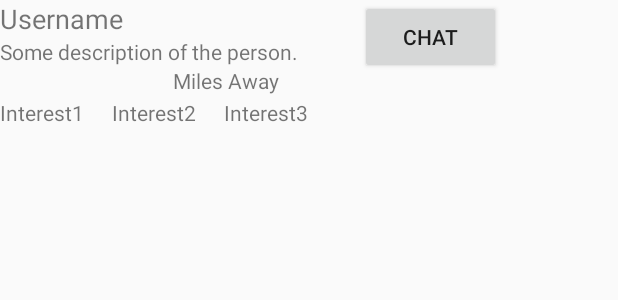
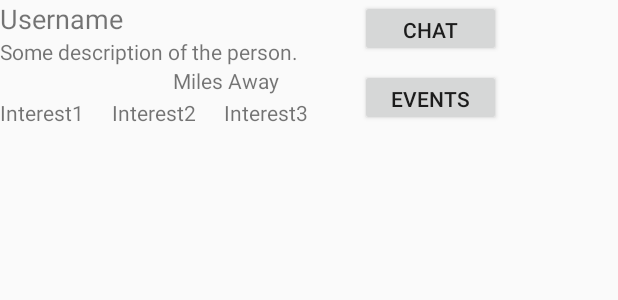
Before and after one commit to justynth/Friend_Builder, an Android app: the layout nearbyuserlist.xml on its own in the app's theme, with its tools: preview values and no code run, on a phone screen of 412 x 824 dp. Shown: the top 300 px of the screen. Run offline under Robolectric (Android 15) with nearby library versions, the phone set to English and light mode, and no system bars.

Commit message:
Final Alpha

```diff
--- a/FriendBuilder/app/src/main/java/com/cse442/friend_builder/LoginActivity.java
+++ b/FriendBuilder/app/src/main/java/com/cse442/friend_builder/LoginActivity.java
@@ -301,7 +301,8 @@ public class LoginActivity extends AppCompatActivity {
                             .createSignInIntentBuilder()
                             .setIsSmartLockEnabled(false)
                             .setAvailableProviders(Arrays.asList(
-                                    new AuthUI.IdpConfig.EmailBuilder().build()
+                                    //new AuthUI.IdpConfig.EmailBuilder().build()
+                                    new AuthUI.IdpConfig.GoogleBuilder().build()
                             ))
                             .build(), 1);
                     //unAuthToggle = !unAuthToggle;
@@ -429,6 +430,8 @@ public class LoginActivity extends AppCompatActivity {
 
                 intent.putExtra("user", bundle);
                 bundle.putString("name", currentUser.getName());
+                bundle.putString("user", email);
+                bundle.putBoolean("current", true);
 
                 startActivity(intent);
                 finish();
--- a/FriendBuilder/app/src/main/java/com/cse442/friend_builder/model/Current.java
+++ b/FriendBuilder/app/src/main/java/com/cse442/friend_builder/model/Current.java
@@ -8,8 +8,8 @@ public class Current extends User {
         email = _email;
         name = _name;
         description = _description;
-        lat = _lat;
-        lon = _lon;
+        latitude = _lat;
+        longitude = _lon;
     }
     public Current() {}
 }
--- a/FriendBuilder/app/src/main/res/layout/event_details.xml
+++ b/FriendBuilder/app/src/main/res/layout/event_details.xml
@@ -53,6 +53,11 @@
         android:layout_height="wrap_content"
         android:text="TextView" />
 
+    <Button
+        android:id="@+id/end"
+        android:layout_width="match_parent"
+        android:layout_height="wrap_content"
+        android:text="end event" />
 
 
 </LinearLayout>
--- a/FriendBuilder/app/src/main/res/layout/nearbyuserlist.xml
+++ b/FriendBuilder/app/src/main/res/layout/nearbyuserlist.xml
@@ -81,9 +81,19 @@
     <Button
         android:id="@+id/button2"
         android:layout_width="94dp"
-        android:layout_height="49dp"
+        android:layout_height="38dp"
         android:layout_marginStart="16dp"
         android:text="Chat"
         app:layout_constraintStart_toEndOf="@+id/linearLayout"
         tools:layout_editor_absoluteY="21dp" />
+
+    <Button
+        android:id="@+id/button3"
+        android:layout_width="94dp"
+        android:layout_height="38dp"
+        android:layout_marginStart="16dp"
+        android:layout_marginTop="8dp"
+        android:text="events"
+        app:layout_constraintStart_toEndOf="@+id/linearLayout"
+        app:layout_constraintTop_toBottomOf="@+id/button2" />
 </android.support.constraint.ConstraintLayout>
```
Also changed, not shown: FriendBuilder/app/src/main/java/com/cse442/friend_builder/EventActivity.java (+10 -2 lines), FriendBuilder/app/src/main/java/com/cse442/friend_builder/NearbyUserAdapter.java (+24 -0 lines), FriendBuilder/app/src/main/java/com/cse442/friend_builder/model/User.java (+6 -6 lines).
